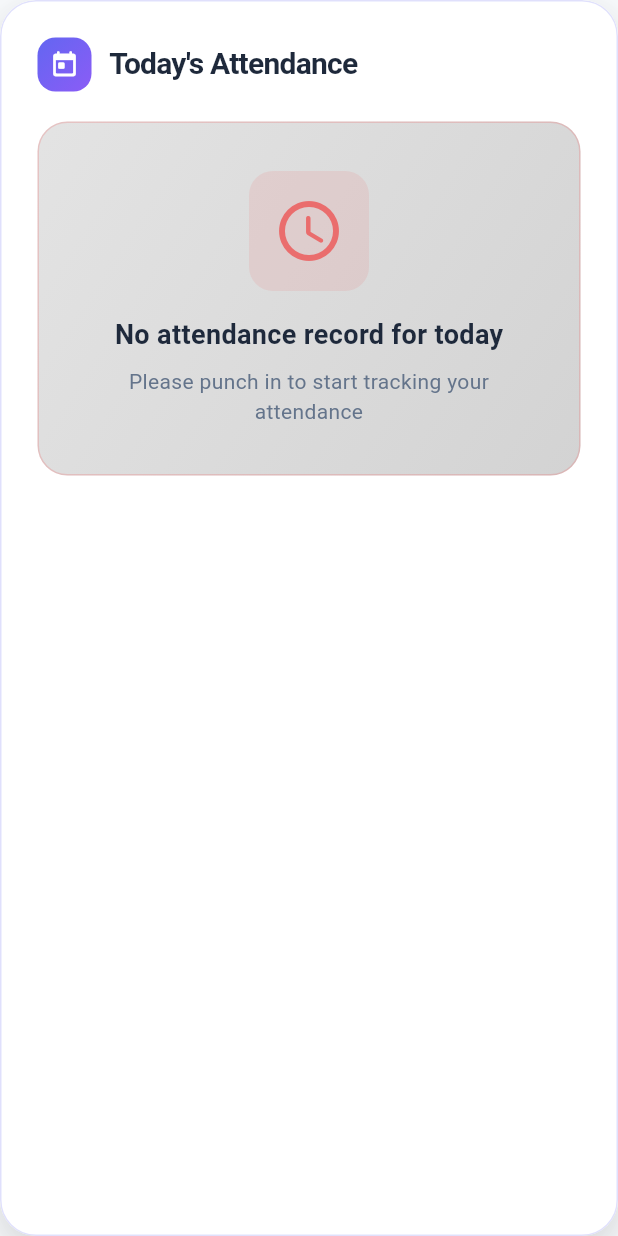
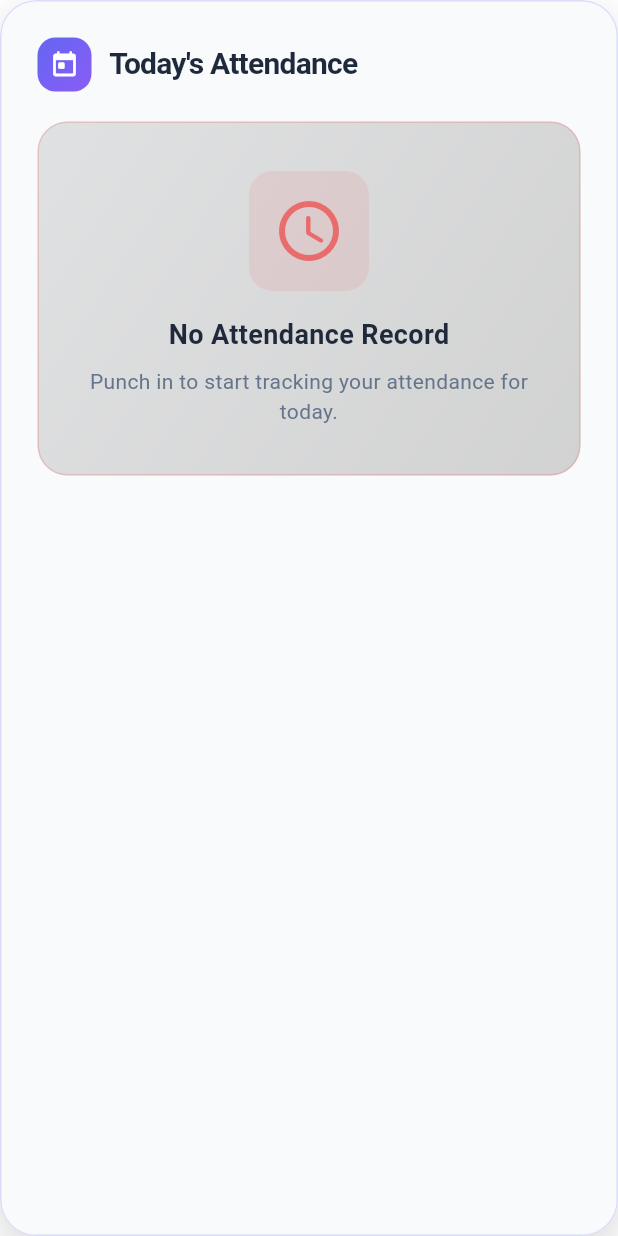
Before and after one commit to suvojit213/attendence_tracker, a Flutter app: the AttendanceSummaryCard widget shown alone on an empty page, opened directly, on a phone screen of 412 x 824 dp. Run offline on Flutter 3.47's test engine with Material 3 defaults, Android fonts, the phone set to English and light mode, and no system bars; our stand-ins replace shared_preferences, table_calendar; accounts and stored records are empty.

Commit message:
feat: Update UI text and background colors
Improved the user experience by clarifying the "no attendance record" message and enhancing the background color scheme for better readability and a more modern look.

```diff
--- a/lib/utils/app_colors.dart
+++ b/lib/utils/app_colors.dart
@@ -4,8 +4,8 @@ class AppColors {
   // Light Theme Colors
   static const Color primaryLight = Color(0xFF6366F1);
   static const Color secondaryLight = Color(0xFF06B6D4);
-  static const Color backgroundLight = Color(0xFFF8FAFC);
-  static const Color cardBackgroundLight = Color(0xFFFFFFFF);
+  static const Color backgroundLight = Color(0xFFFFFFFF);
+  static const Color cardBackgroundLight = Color(0xFFF8FAFC);
   static const Color textPrimaryLight = Color(0xFF1E293B);
   static const Color textSecondaryLight = Color(0xFF64748B);
   static const Color surfaceLight = Color(0xFFF1F5F9);
@@ -14,8 +14,8 @@ class AppColors {
   // Dark Theme Colors
   static const Color primaryDark = Color(0xFF818CF8);
   static const Color secondaryDark = Color(0xFF22D3EE);
-  static const Color backgroundDark = Color(0xFF1E293B);
-  static const Color cardBackgroundDark = Color(0xFF2D3A53);
+  static const Color backgroundDark = Color(0xFF121212);
+  static const Color cardBackgroundDark = Color(0xFF1E1E1E);
   static const Color textPrimaryDark = Color(0xFFF8FAFC);
   static const Color textSecondaryDark = Color(0xFF94A3B8);
   static const Color surfaceDark = Color(0xFF334155);
--- a/lib/widgets/attendance_summary_card.dart
+++ b/lib/widgets/attendance_summary_card.dart
@@ -204,7 +204,7 @@ class _AttendanceSummaryCardState extends State<AttendanceSummaryCard>
           ),
           const SizedBox(height: 16),
           Text(
-            'No attendance record for today',
+            'No Attendance Record',
             style: TextStyle(
               fontSize: 18,
               fontWeight: FontWeight.w600,
@@ -213,7 +213,7 @@ class _AttendanceSummaryCardState extends State<AttendanceSummaryCard>
           ),
           const SizedBox(height: 8),
           Text(
-            'Please punch in to start tracking your attendance',
+            'Punch in to start tracking your attendance for today.',
             style: TextStyle(
               fontSize: 14,
               color: Theme.of(context).textTheme.bodyMedium?.color,
```
